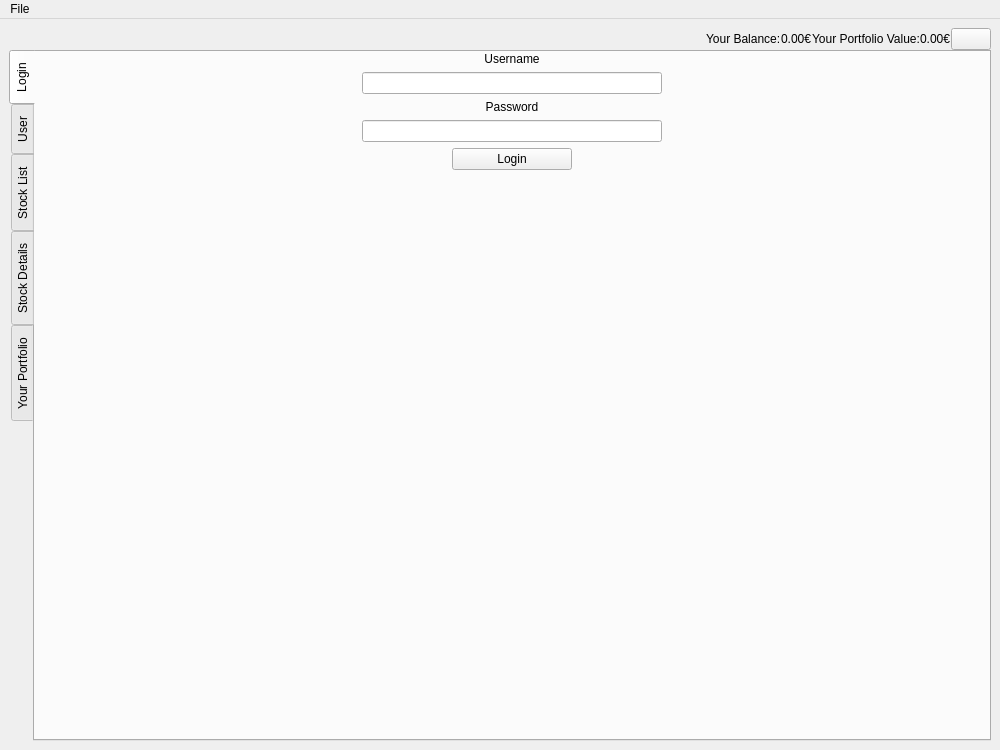
Before: the Qt Designer form main.ui in OfficialRey/GUIProject, drawn with Qt 5.
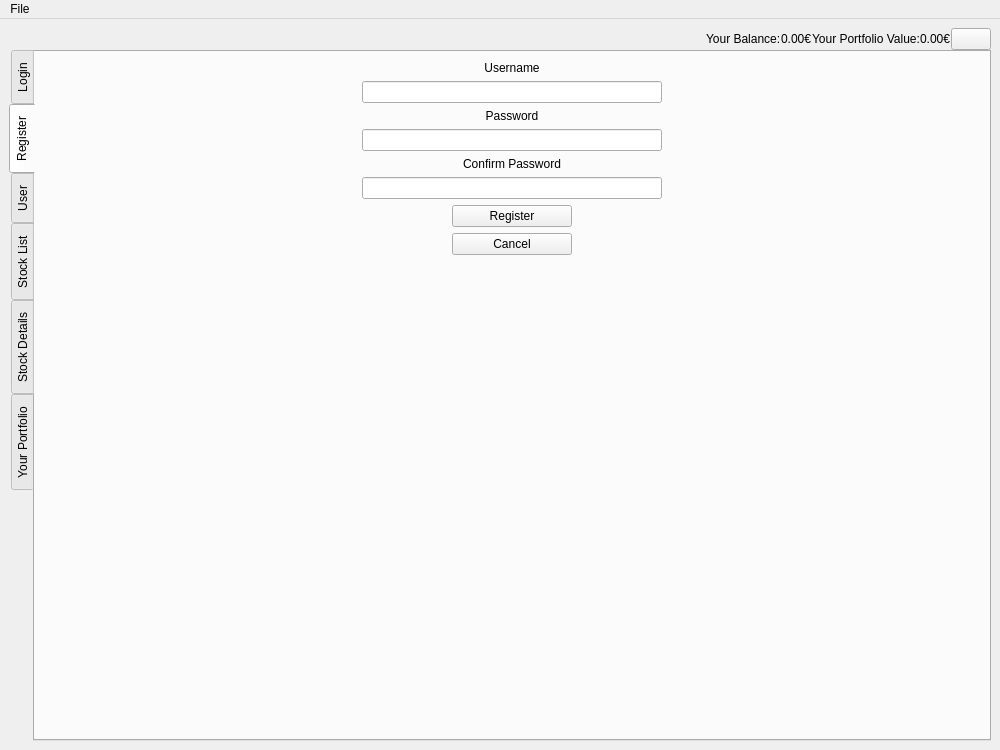
After: the same form once the commit is applied. The open tabs and pages were chosen to show the change.

Commit message: added register and portfolio code refactor in main

What changed in the file:
```diff
--- a/main.ui
+++ b/main.ui
@@ -94,6 +94,12 @@
       <property name="enabled">
        <bool>true</bool>
       </property>
+      <property name="sizePolicy">
+       <sizepolicy hsizetype="Expanding" vsizetype="Expanding">
+        <horstretch>0</horstretch>
+        <verstretch>0</verstretch>
+       </sizepolicy>
+      </property>
       <property name="styleSheet">
        <string notr="true"/>
       </property>
@@ -151,7 +157,7 @@
          <number>0</number>
         </property>
         <item>
-         <layout class="QVBoxLayout" name="loginMainLayout" stretch="0,0,0,0,0,0">
+         <layout class="QVBoxLayout" name="loginMainLayout" stretch="0,0,0,0,0,0,0">
           <property name="sizeConstraint">
            <enum>QLayout::SetDefaultConstraint</enum>
           </property>
@@ -279,6 +285,199 @@
         </item>
        </layout>
       </widget>
+      <widget class="QWidget" name="registerTab">
+       <attribute name="title">
+        <string>Register</string>
+       </attribute>
+       <layout class="QVBoxLayout" name="verticalLayout_7">
+        <item>
+         <layout class="QVBoxLayout" name="registerTabMainLayout">
+          <item>
+           <widget class="QLabel" name="registerUsernameLabel">
+            <property name="text">
+             <string>Username</string>
+            </property>
+            <property name="alignment">
+             <set>Qt::AlignCenter</set>
+            </property>
+           </widget>
+          </item>
+          <item>
+           <layout class="QHBoxLayout" name="registerUsernameLayout">
+            <item>
+             <widget class="QLineEdit" name="registerUsername">
+              <property name="sizePolicy">
+               <sizepolicy hsizetype="Fixed" vsizetype="Fixed">
+                <horstretch>0</horstretch>
+                <verstretch>0</verstretch>
+               </sizepolicy>
+              </property>
+              <property name="minimumSize">
+               <size>
+                <width>300</width>
+                <height>0</height>
+               </size>
+              </property>
+              <property name="maximumSize">
+               <size>
+                <width>300</width>
+                <height>16777215</height>
+               </size>
+              </property>
+              <property name="alignment">
+               <set>Qt::AlignCenter</set>
+              </property>
+             </widget>
+            </item>
+           </layout>
+          </item>
+          <item>
+           <widget class="QLabel" name="registerPasswordLabel">
+            <property name="text">
+             <string>Password</string>
+            </property>
+            <property name="alignment">
+             <set>Qt::AlignCenter</set>
+            </property>
+           </widget>
+          </item>
+          <item>
+           <layout class="QHBoxLayout" name="registerPasswordLayout">
+            <item>
+             <widget class="QLineEdit" name="registerPassword">
+              <property name="sizePolicy">
+               <sizepolicy hsizetype="Fixed" vsizetype="Fixed">
+                <horstretch>0</horstretch>
+                <verstretch>0</verstretch>
+               </sizepolicy>
+              </property>
+              <property name="minimumSize">
+               <size>
+                <width>300</width>
+                <height>0</height>
+               </size>
+              </property>
+              <property name="maximumSize">
+               <size>
+                <width>300</width>
+                <height>16777215</height>
+               </size>
+              </property>
+              <property name="echoMode">
+               <enum>QLineEdit::Password</enum>
+              </property>
+              <property name="alignment">
+               <set>Qt::AlignCenter</set>
+              </property>
+             </widget>
+            </item>
+           </layout>
+          </item>
+          <item>
+           <widget class="QLabel" name="registerPasswordConfirmLabel">
+            <property name="text">
+             <string>Confirm Password</string>
+            </property>
+            <property name="alignment">
+             <set>Qt::AlignCenter</set>
+            </property>
+           </widget>
+          </item>
+          <item>
+           <layout class="QHBoxLayout" name="registerPasswordConfirmLayout">
+            <item>
+             <widget class="QLineEdit" name="registerPasswordConfirm">
+              <property name="sizePolicy">
+               <sizepolicy hsizetype="Fixed" vsizetype="Fixed">
+                <horstretch>0</horstretch>
+                <verstretch>0</verstretch>
+               </sizepolicy>
+              </property>
+              <property name="minimumSize">
+               <size>
+                <width>300</width>
+                <height>0</height>
+               </size>
+              </property>
+              <property name="maximumSize">
+               <size>
+                <width>300</width>
+                <height>16777215</height>
+               </size>
+              </property>
+              <property name="echoMode">
+               <enum>QLineEdit::Password</enum>
+              </property>
+              <property name="alignment">
+               <set>Qt::AlignCenter</set>
+              </property>
+             </widget>
+            </item>
+           </layout>
+          </item>
+          <item>
+           <layout class="QHBoxLayout" name="registerButtonLayout_2">
+            <item>
+             <widget class="QPushButton" name="registerButton_2">
+              <property name="sizePolicy">
+               <sizepolicy hsizetype="Fixed" vsizetype="Fixed">
+                <horstretch>0</horstretch>
+                <verstretch>0</verstretch>
+               </sizepolicy>
+              </property>
+              <property name="minimumSize">
+               <size>
+                <width>120</width>
+                <height>0</height>
+               </size>
+              </property>
+              <property name="text">
+               <string>Register</string>
+              </property>
+             </widget>
+            </item>
+           </layout>
+          </item>
+          <item>
+           <layout class="QHBoxLayout" name="cancelRegisterLayout">
+            <item>
+             <widget class="QPushButton" name="cancelRegister">
+              <property name="sizePolicy">
+               <sizepolicy hsizetype="Fixed" vsizetype="Fixed">
+                <horstretch>0</horstretch>
+                <verstretch>0</verstretch>
+               </sizepolicy>
+              </property>
+              <property name="minimumSize">
+               <size>
+                <width>120</width>
+                <height>0</height>
+               </size>
+              </property>
+              <property name="text">
+               <string>Cancel</string>
+              </property>
+             </widget>
+            </item>
+           </layout>
+          </item>
+          <item>
+           <spacer name="verticalSpacer_3">
+            <property name="orientation">
+             <enum>Qt::Vertical</enum>
+            </property>
+            <property name="sizeHint" stdset="0">
+             <size>
+              <width>20</width>
+              <height>40</height>
+             </size>
+            </property>
+           </spacer>
+          </item>
+         </layout>
+        </item>
+       </layout>
+      </widget>
       <widget class="QWidget" name="userTab">
        <property name="enabled">
         <bool>true</bool>
```
Left out of the diff: 25 changed lines with no effect on the pictures. The commit also changes 4 other files.
